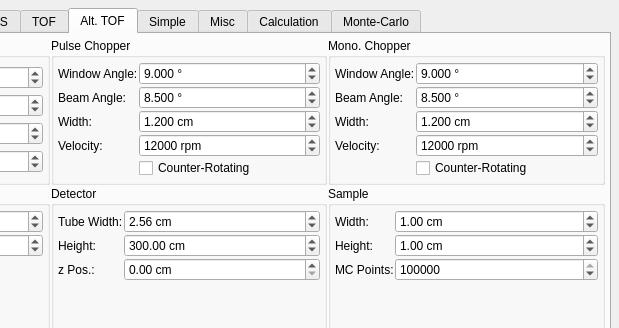
Old version of the form core/ui/reso.ui in the repository ILLGrenoble/takin; both pictures show x 241 to 860 and y 0 to 328 of the 860 by 623 pixel window.
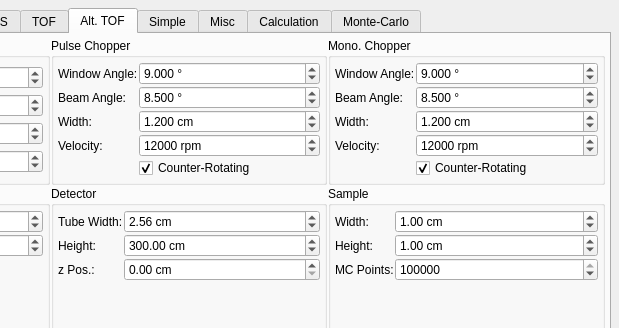
New version of the form. The open tabs and pages were chosen to show the change.

What changed in the file:
```diff
--- a/core/ui/reso.ui
+++ b/core/ui/reso.ui
@@ -3583,6 +3583,9 @@
             <property name="text">
              <string>Counter-Rotating</string>
             </property>
+            <property name="checked">
+             <bool>true</bool>
+            </property>
            </widget>
           </item>
          </layout>
@@ -3858,6 +3861,9 @@
             <property name="text">
              <string>Counter-Rotating</string>
             </property>
+            <property name="checked">
+             <bool>true</bool>
+            </property>
            </widget>
           </item>
          </layout>
```
Left out of the diff: 20 changed lines with no effect on the pictures.
